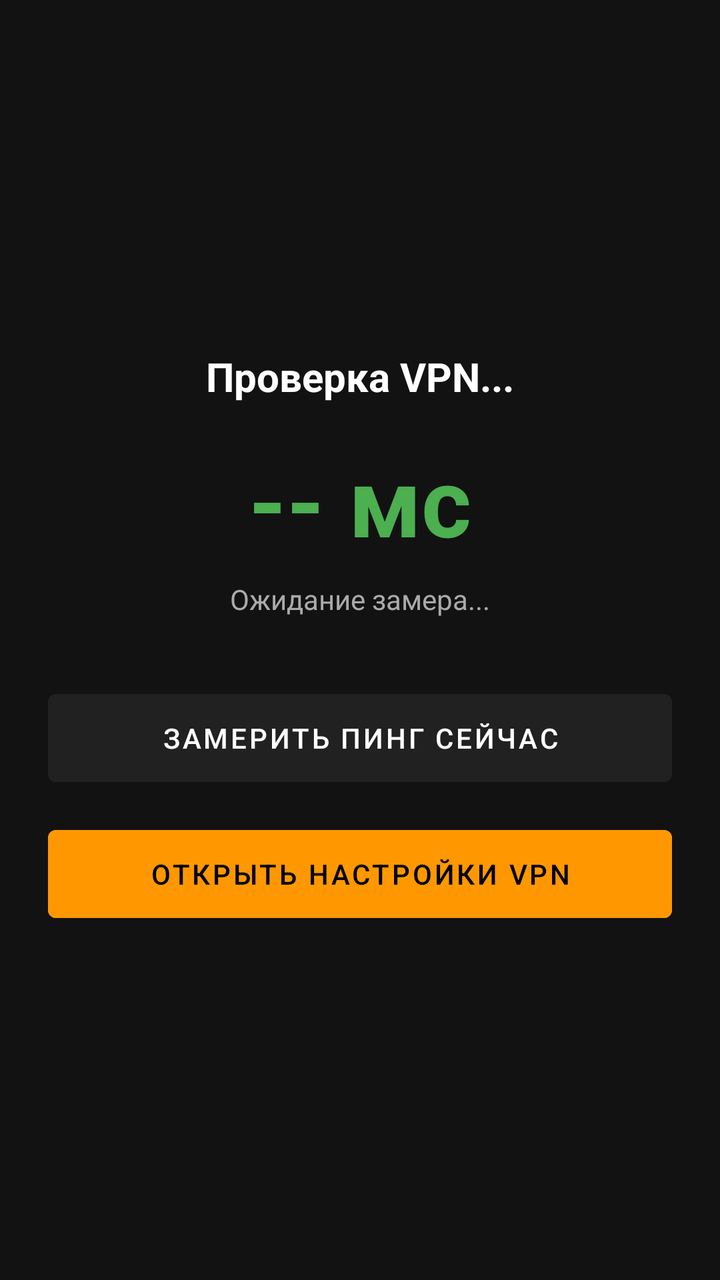
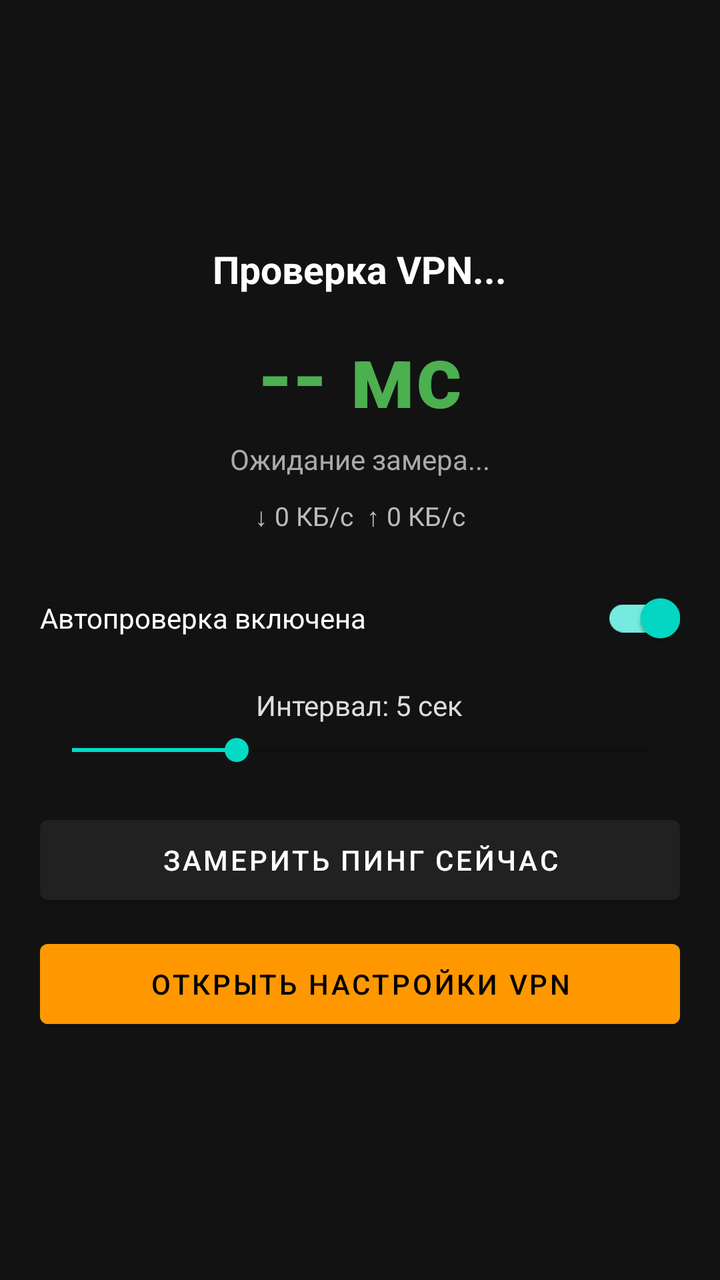

Compare the two renders of this Android layout. The source of the first and the diff that turns it into the second are given below.
<!-- AndroidManifest.xml: application theme Theme.MaterialComponents.DayNight.DarkActionBar -->
<!-- res/layout/activity_main.xml -->
<?xml version="1.0" encoding="utf-8"?>
<LinearLayout xmlns:android="http://schemas.android.com/apk/res/android"
    android:layout_width="match_parent"
    android:layout_height="match_parent"
    android:orientation="vertical"
    android:gravity="center"
    android:padding="24dp"
    android:background="#121212">

    <TextView
        android:id="@+id/tvVpnStatus"
        android:layout_width="wrap_content"
        android:layout_height="wrap_content"
        android:text="Проверка VPN..."
        android:textSize="20sp"
        android:textStyle="bold"
        android:textColor="#FFFFFF"
        android:layout_marginBottom="16dp" />

    <TextView
        android:id="@+id/tvPing"
        android:layout_width="wrap_content"
        android:layout_height="wrap_content"
        android:text="-- мс"
        android:textSize="48sp"
        android:textStyle="bold"
        android:textColor="#4CAF50"
        android:layout_marginBottom="8dp" />

    <TextView
        android:id="@+id/tvDetails"
        android:layout_width="wrap_content"
        android:layout_height="wrap_content"
        android:text="Ожидание замера..."
        android:textSize="14sp"
        android:textColor="#AAAAAA"
        android:gravity="center"
        android:layout_marginBottom="32dp" />

    <Button
        android:id="@+id/btnCheckNow"
        android:layout_width="match_parent"
        android:layout_height="56dp"
        android:text="Замерить пинг сейчас"
        android:layout_marginBottom="12dp" />

    <Button
        android:id="@+id/btnOpenVpnSettings"
        android:layout_width="match_parent"
        android:layout_height="56dp"
        android:text="Открыть настройки VPN"
        android:backgroundTint="#FF9800"
        android:textColor="#000000" />

</LinearLayout>
<!-- resources referenced by this layout -->
<resources>

</resources>

<!-- the commit's change to res/layout/activity_main.xml (unified diff, before → after) -->
@@ -4,7 +4,7 @@
     android:layout_height="match_parent"
     android:orientation="vertical"
     android:gravity="center"
-    android:padding="24dp"
+    android:padding="20dp"
     android:background="#121212">
 
     <TextView
@@ -12,20 +12,20 @@
         android:layout_width="wrap_content"
         android:layout_height="wrap_content"
         android:text="Проверка VPN..."
-        android:textSize="20sp"
+        android:textSize="19sp"
         android:textStyle="bold"
         android:textColor="#FFFFFF"
-        android:layout_marginBottom="16dp" />
+        android:layout_marginBottom="10dp" />
 
     <TextView
         android:id="@+id/tvPing"
         android:layout_width="wrap_content"
         android:layout_height="wrap_content"
         android:text="-- мс"
-        android:textSize="48sp"
+        android:textSize="44sp"
         android:textStyle="bold"
         android:textColor="#4CAF50"
-        android:layout_marginBottom="8dp" />
+        android:layout_marginBottom="4dp" />
 
     <TextView
         android:id="@+id/tvDetails"
@@ -35,19 +35,54 @@
         android:textSize="14sp"
         android:textColor="#AAAAAA"
         android:gravity="center"
-        android:layout_marginBottom="32dp" />
+        android:layout_marginBottom="10dp" />
+
+    <TextView
+        android:id="@+id/tvSpeed"
+        android:layout_width="wrap_content"
+        android:layout_height="wrap_content"
+        android:text="↓ 0 КБ/с  ↑ 0 КБ/с"
+        android:textSize="13sp"
+        android:textColor="#BBBBBB"
+        android:layout_marginBottom="18dp" />
+
+    <com.google.android.material.switchmaterial.SwitchMaterial
+        android:id="@+id/switchMonitoring"
+        android:layout_width="match_parent"
+        android:layout_height="wrap_content"
+        android:text="Автопроверка включена"
+        android:textColor="#FFFFFF"
+        android:checked="true"
+        android:layout_marginBottom="10dp" />
+
+    <TextView
+        android:id="@+id/tvIntervalLabel"
+        android:layout_width="wrap_content"
+        android:layout_height="wrap_content"
+        android:text="Интервал: 5 сек"
+        android:textSize="14sp"
+        android:textColor="#DDDDDD"
+        android:layout_marginBottom="4dp" />
+
+    <SeekBar
+        android:id="@+id/seekInterval"
+        android:layout_width="match_parent"
+        android:layout_height="wrap_content"
+        android:max="14"
+        android:progress="4"
+        android:layout_marginBottom="20dp" />
 
     <Button
         android:id="@+id/btnCheckNow"
         android:layout_width="match_parent"
-        android:layout_height="56dp"
+        android:layout_height="52dp"
         android:text="Замерить пинг сейчас"
-        android:layout_marginBottom="12dp" />
+        android:layout_marginBottom="10dp" />
 
     <Button
         android:id="@+id/btnOpenVpnSettings"
         android:layout_width="match_parent"
-        android:layout_height="56dp"
+        android:layout_height="52dp"
         android:text="Открыть настройки VPN"
         android:backgroundTint="#FF9800"
         android:textColor="#000000" />
